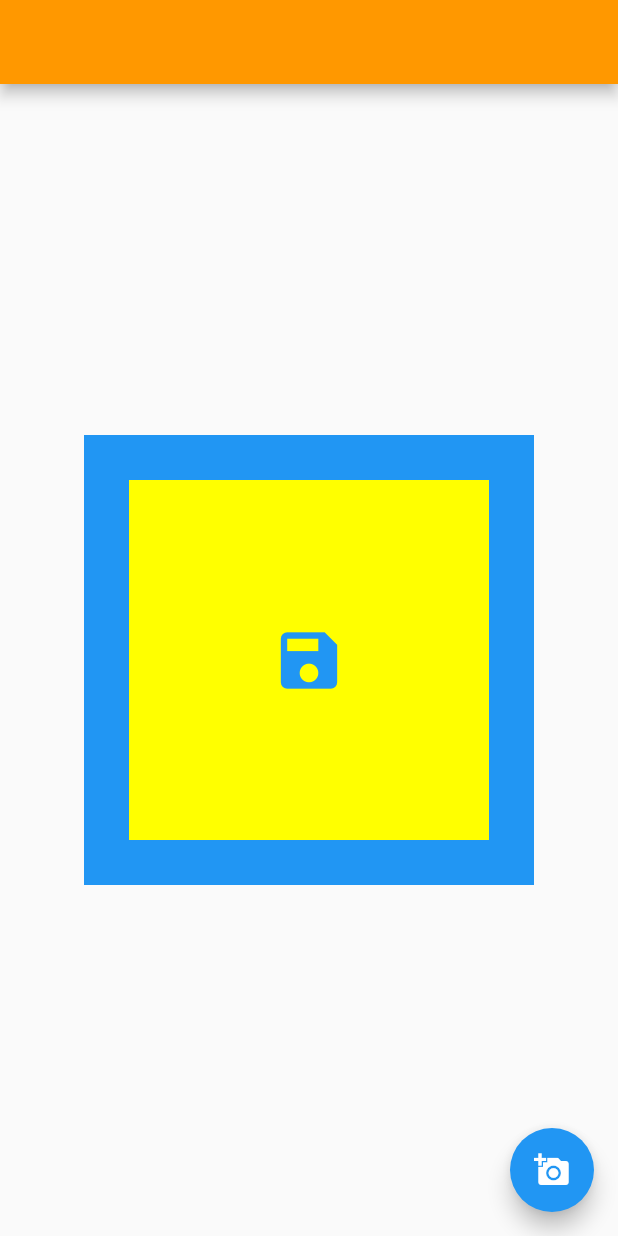
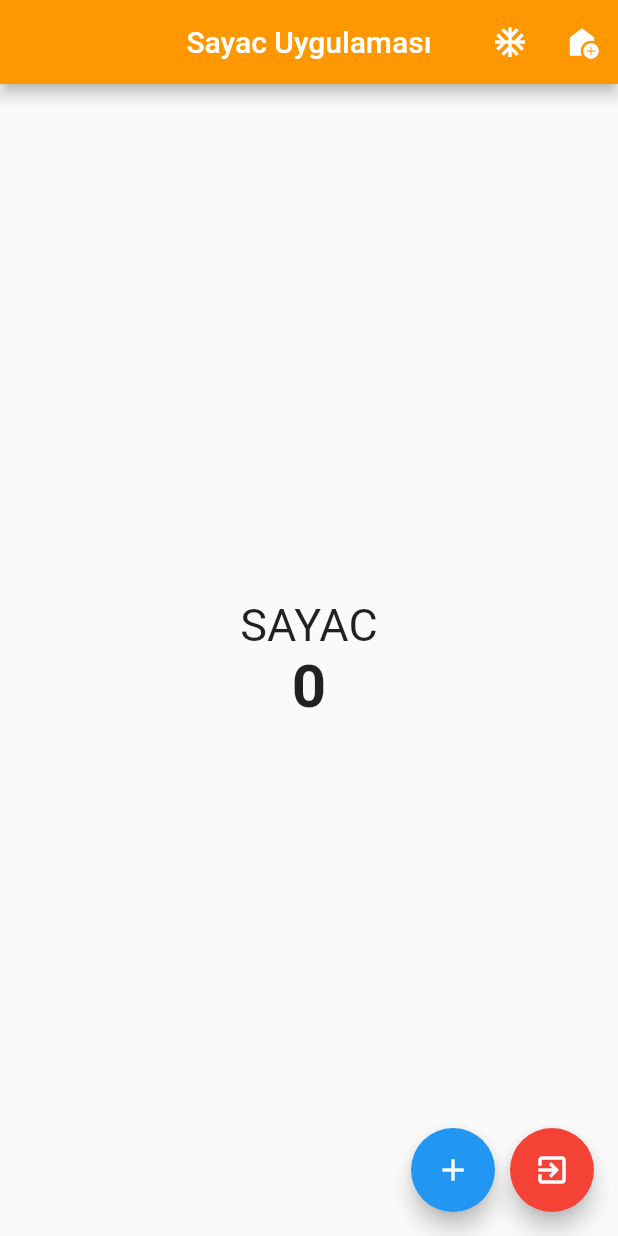
Before and after one commit to secalp54/flutter_dersleri, a Flutter app: the screen it shows after launch, on a phone screen of 412 x 824 dp. Run offline on Flutter 3.47's test engine with Material 2 defaults, Android fonts, the phone set to English and light mode, and no system bars.

Commit message:
02.12.2022

```diff
--- a/flutter_dersleri/lib/main.dart
+++ b/flutter_dersleri/lib/main.dart
@@ -1,48 +1,18 @@
-import 'dart:ui';
+import 'package:flutter/material.dart';
+import 'package:flutter_dersleri/pages/sayac.dart';
 
-import 'package:flutter/material.dart';
 
 void main() {
   runApp(MyApp());
 }
 
-//stateFullWidget
-//stateLessWidget
 class MyApp extends StatelessWidget {
   @override
   Widget build(BuildContext context) {
     return MaterialApp(
-      home: Scaffold(
-        appBar: AppBar(
-          backgroundColor: Colors.orange,
-        ),
-        floatingActionButton: FloatingActionButton(
-          onPressed: () {
-            debugPrint("button çalıştı");
-          },
-          child: Icon(Icons.add_a_photo),
-        ),
-        body: Center(
-          child: Container(
-            margin: EdgeInsets.all(50),
-            color: Colors.blue,
-            height: 300,
-            width: 300,
-            child: Center(
-              child: Container(
-                alignment: Alignment.center,
-                margin: EdgeInsets.all(30),
-                color: Colors.yellowAccent,
-                child: Icon(
-                  Icons.save,
-                  size: 50,
-                  color: Colors.blue,
-                ),
-              ),
-            ),
-          ),
-        ),
-      ),
+      debugShowCheckedModeBanner: false,
+      theme: ThemeData.light(),
+      home:Sayac() ,
     );
   }
 }
--- /dev/null
+++ b/flutter_dersleri/lib/pages/sayac.dart
@@ -0,0 +1,79 @@
+import 'package:flutter/material.dart';
+
+class Sayac extends StatefulWidget {
+  @override
+  State<Sayac> createState() => _SayacState();
+}
+
+class _SayacState extends State<Sayac> {
+  int _sayac = 0;
+
+  @override
+  Widget build(BuildContext context) {
+    return Scaffold(
+        appBar: AppBar(
+          actions: [
+            IconButton(onPressed: (){}, icon: Icon(Icons.ac_unit)),
+            IconButton(onPressed: (){}, icon: Icon(Icons.add_home)),
+
+          ],
+          backgroundColor: Colors.orange,
+          title: Text("Sayac Uygulaması"),
+          centerTitle: true,
+        ),
+        floatingActionButton: Row(
+          mainAxisAlignment: MainAxisAlignment.end,
+          children: [
+            FloatingActionButton(
+              child: const Icon(Icons.add),
+              onPressed: () {
+                debugPrint("tıklanıldı sayac: $_sayac");
+                arttir();
+              },
+            ),
+            SizedBox(
+              width: 10,
+            ),
+            FloatingActionButton(
+              backgroundColor: Colors.red,
+              child: Icon(Icons.exit_to_app_outlined),
+              onPressed: () {
+                debugPrint("tıklanıldı sayac: $_sayac");
+                azalt();
+              },
+            ),
+          ],
+        ),
+        body: Center(
+            child: Column(
+          mainAxisAlignment: MainAxisAlignment.center,
+          children: [
+            Text(
+              "SAYAC",
+              style: TextStyle(fontSize: 30),
+            ),
+            Text(
+              _sayac.toString(),
+              style: TextStyle(fontSize: 40, fontWeight: FontWeight.bold),
+            ),
+          ],
+        )));
+  }
+
+  void arttir() {
+    _sayac++;
+    debugPrint("1. aşama sayac arttı");
+    setState(() {
+      debugPrint("setstate çalıştı");
+    });
+    debugPrint("set statetin dışında");
+  }
+
+  void azalt() {
+    if (_sayac >= 1) {
+      _sayac--;
+    }
+
+    setState(() {});
+  }
+}
```
Also changed, not shown: flutter_dersleri/lib/pages/anasayfa.dart (added, +51 -0 lines), flutter_dersleri/lib/pages/container_uygulama.dart (added, +40 -0 lines), flutter_dersleri/lib/test.dart (added, +49 -0 lines), 1 other file.
